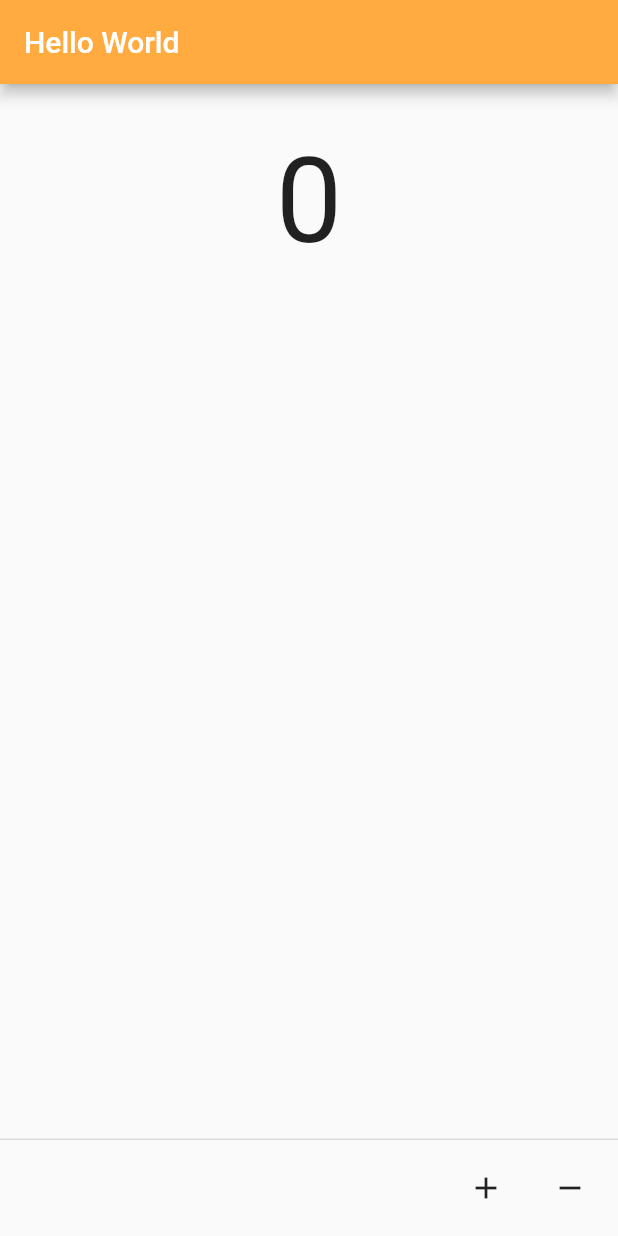
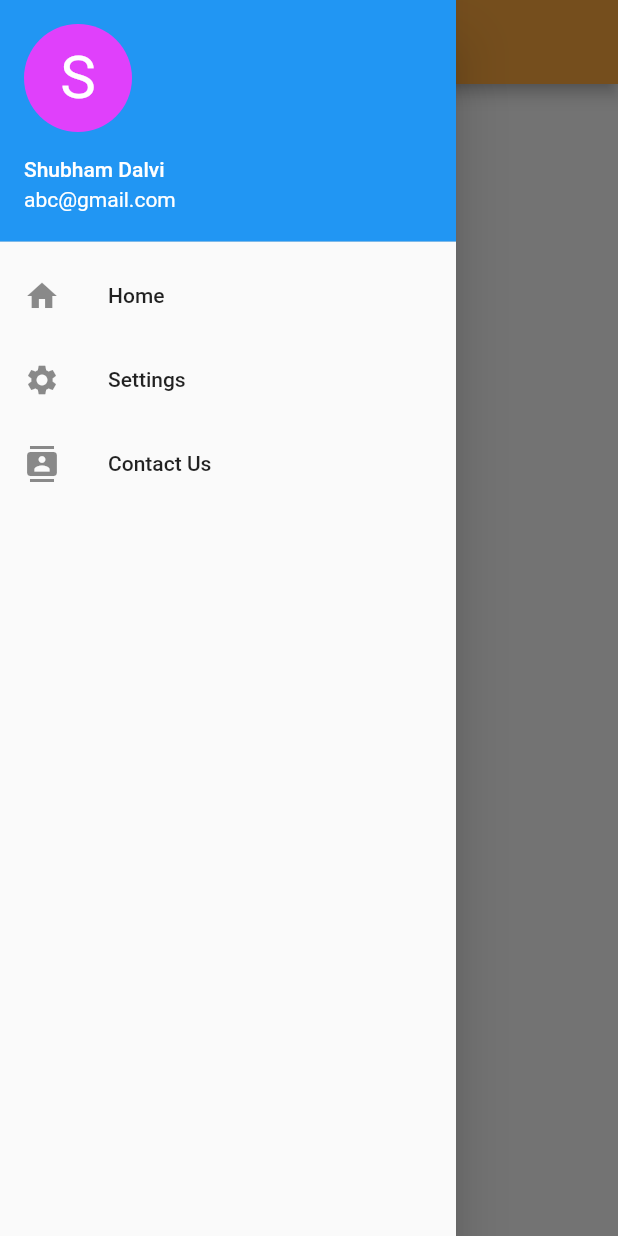
Before and after one commit to ShubhamDalvi1999/Flutter_Beginner, a Flutter app: the screen it shows after launch, with the side drawer open (before the commit the screen has no drawer), on a phone screen of 412 x 824 dp. Run offline on Flutter 3.47's test engine with Material 2 defaults, Android fonts, the phone set to English and light mode, and no system bars.

```diff
--- a/lib/main.dart
+++ b/lib/main.dart
@@ -29,10 +29,44 @@ class _MyAppState extends State<MyApp> {
         title: Text("Hello World"),
         backgroundColor: Colors.orangeAccent,
       ),
-      persistentFooterButtons: [
-        IconButton(onPressed: _add, icon: Icon(Icons.add)),
-        IconButton(onPressed: _remove, icon: Icon(Icons.remove)),
-      ],
+      drawer: Drawer(
+        child: Container(
+          child: Column(children: [
+            UserAccountsDrawerHeader(
+              accountName: Text("Shubham Dalvi"),
+              accountEmail: Text("abc@gmail.com"),
+              currentAccountPicture: CircleAvatar(
+                backgroundColor: Colors.purpleAccent,
+                child: Text(
+                  "S",
+                  style: TextStyle(fontSize: 40.0, color: Colors.white),
+                ),
+              ),
+            ),
+            ListTile(
+              leading: Icon(Icons.home),
+              title: Text("Home"),
+              onTap: () {
+                Navigator.pop(context);
+              },
+            ),
+            ListTile(
+              leading: Icon(Icons.settings),
+              title: Text("Settings"),
+              onTap: () {
+                Navigator.pop(context);
+              },
+            ),
+            ListTile(
+              leading: Icon(Icons.contacts),
+              title: Text("Contact Us"),
+              onTap: () {
+                Navigator.pop(context);
+              },
+            ),
+          ]),
+        ),
+      ),
       body: Container(
         padding: EdgeInsets.all(32.0),
         child: Center(
```
Also changed, not shown: 2 other files.
